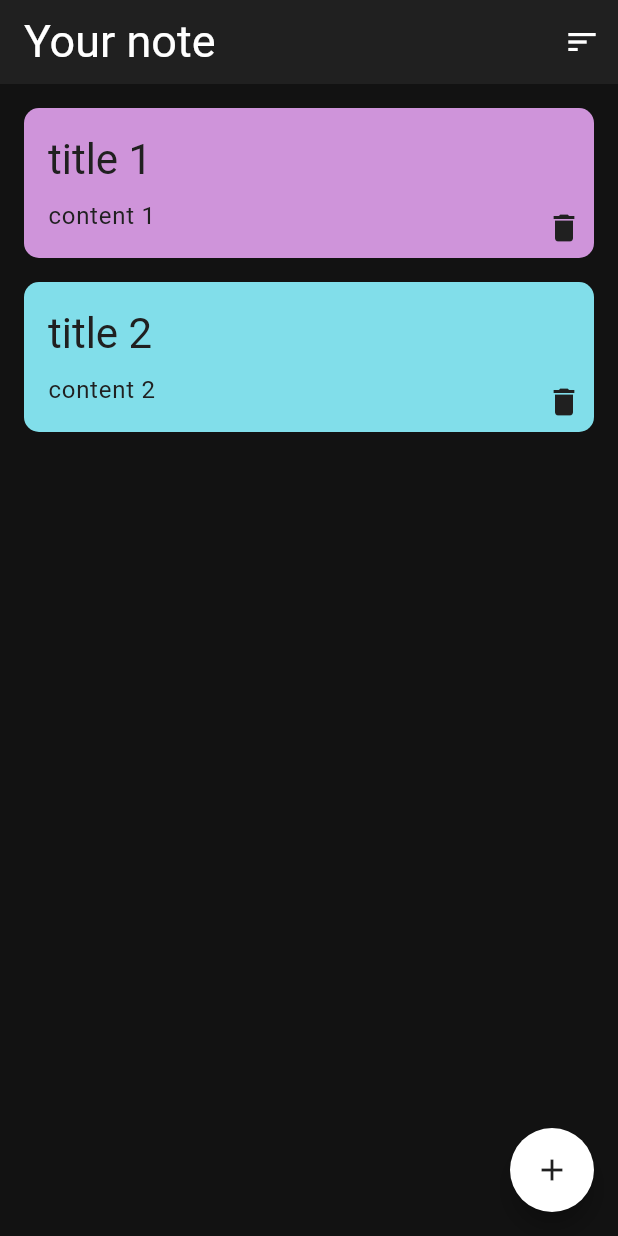
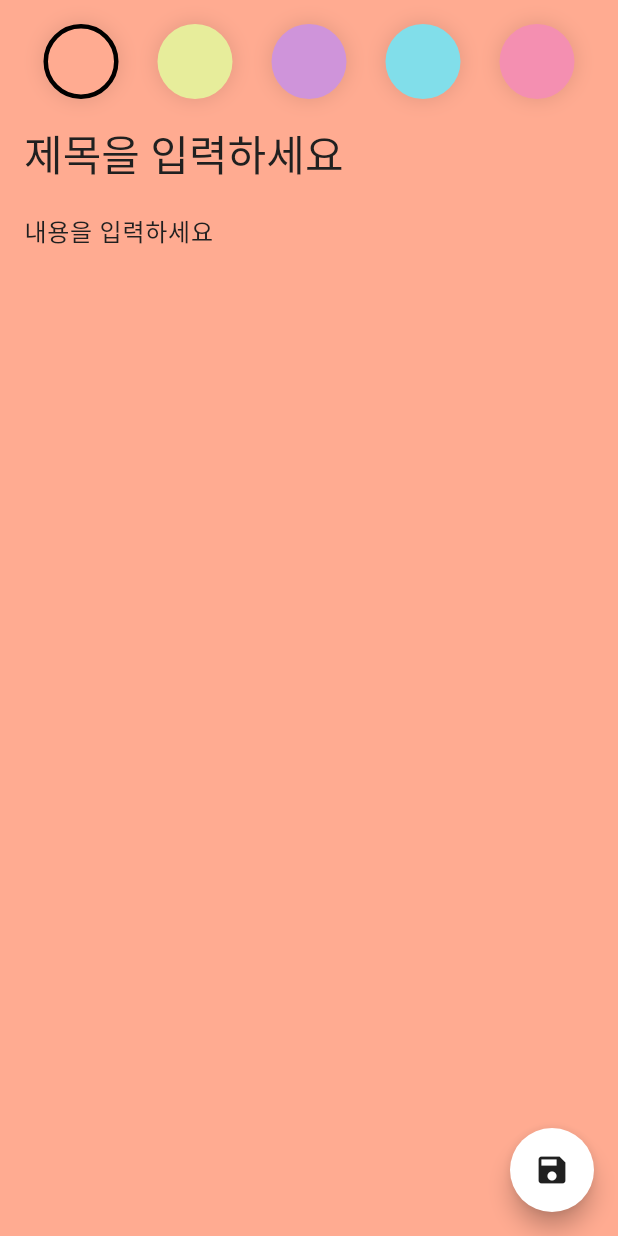
Before and after one commit to KimDaJin514/flutter-clean-architectire-course-2, a Flutter app: the screen it shows after launch, after a tap on the "add" icon, on a phone screen of 412 x 824 dp. Run offline on Flutter 3.47's test engine with Material 3 defaults, Android fonts, the phone set to English and light mode, and no system bars; our stand-ins replace freezed_annotation, sqflite; accounts and stored records are empty; generated files the repository leaves out were written again.

Commit message:
feat: add/edit screen

```diff
--- /dev/null
+++ b/lib/presentation/add_edit_note/add_edit_note_screen.dart
@@ -0,0 +1,120 @@
+import 'package:flutter/material.dart';
+import 'package:note_app/ui/colors.dart';
+
+class AddEditNoteScreen extends StatefulWidget {
+  const AddEditNoteScreen({super.key});
+
+  @override
+  State<AddEditNoteScreen> createState() => _AddEditNoteScreenState();
+}
+
+class _AddEditNoteScreenState extends State<AddEditNoteScreen> {
+  final TextEditingController _titleCtrl = TextEditingController();
+  final TextEditingController _contentCtrl = TextEditingController();
+
+  final List<Color> noteColors = [
+    roseBud,
+    primeRose,
+    wisteria,
+    skyBlue,
+    illusion
+  ];
+
+  Color _color = roseBud;
+
+  @override
+  void dispose() {
+    _titleCtrl.dispose();
+    _contentCtrl.dispose();
+    super.dispose();
+  }
+
+  @override
+  Widget build(BuildContext context) {
+    return Scaffold(
+      backgroundColor: _color,
+      floatingActionButton: FloatingActionButton(
+        onPressed: () {},
+        child: const Icon(Icons.save),
+      ),
+      body: SafeArea(
+        child: AnimatedContainer(
+          padding: const EdgeInsets.all(16),
+          color: _color,
+          duration: const Duration(milliseconds: 500),
+          child: Column(
+            children: [
+              Row(
+                mainAxisAlignment: MainAxisAlignment.spaceAround,
+                children: noteColors
+                    .map(
+                      (color) => GestureDetector(
+                        child: _buildBackColor(color: color, selected: (_color == color)),
+                        onTap: () {
+                          setState(() {
+                            _color = color;
+                          });
+                        },
+                      ),
+                    )
+                    .toList(),
+              ),
+              const SizedBox(
+                height: 10,
+              ),
+              TextField(
+                controller: _titleCtrl,
+                style: Theme.of(context)
+                    .textTheme
+                    .headlineMedium!
+                    .copyWith(color: darkGray),
+                decoration: InputDecoration(
+                  hintText: '제목을 입력하세요',
+                  border: InputBorder.none,
+                  hintStyle: Theme.of(context)
+                      .textTheme
+                      .headlineMedium!
+                      .copyWith(color: darkGray),
+                ),
+              ),
+              TextField(
+                controller: _contentCtrl,
+                maxLines: null,
+                style: Theme.of(context)
+                    .textTheme
+                    .bodyLarge!
+                    .copyWith(color: darkGray),
+                decoration: InputDecoration(
+                  hintText: '내용을 입력하세요',
+                  border: InputBorder.none,
+                  hintStyle: Theme.of(context)
+                      .textTheme
+                      .bodyLarge!
+                      .copyWith(color: darkGray),
+                ),
+              )
+            ],
+          ),
+        ),
+      ),
+    );
+  }
+
+  Widget _buildBackColor({required Color color, required bool selected}) {
+    return Container(
+      width: 50,
+      height: 50,
+      decoration: BoxDecoration(
+          shape: BoxShape.circle,
+          color: color,
+          boxShadow: [
+            BoxShadow(
+                color: Colors.black.withOpacity(0.1),
+                blurRadius: 10.0,
+                spreadRadius: 1.0)
+          ],
+          border:
+              selected ? Border.all(color: Colors.black, width: 3.0) : null),
+    );
+  }
+}
--- a/lib/presentation/notes/notes_screen.dart
+++ b/lib/presentation/notes/notes_screen.dart
@@ -1,5 +1,6 @@
 import 'package:flutter/material.dart';
 import 'package:note_app/domain/model/note.dart';
+import 'package:note_app/presentation/add_edit_note/add_edit_note_screen.dart';
 import 'package:note_app/presentation/notes/components/note_item.dart';
 import 'package:note_app/ui/colors.dart';
 
@@ -22,7 +23,9 @@ class NotesScreen extends StatelessWidget {
         ],
       ),
       floatingActionButton: FloatingActionButton(
-        onPressed: () {},
+        onPressed: () {
+          Navigator.push(context, MaterialPageRoute(builder: (context) => const AddEditNoteScreen()));
+        },
         child: const Icon(Icons.add),
       ),
       body: Padding(
```
